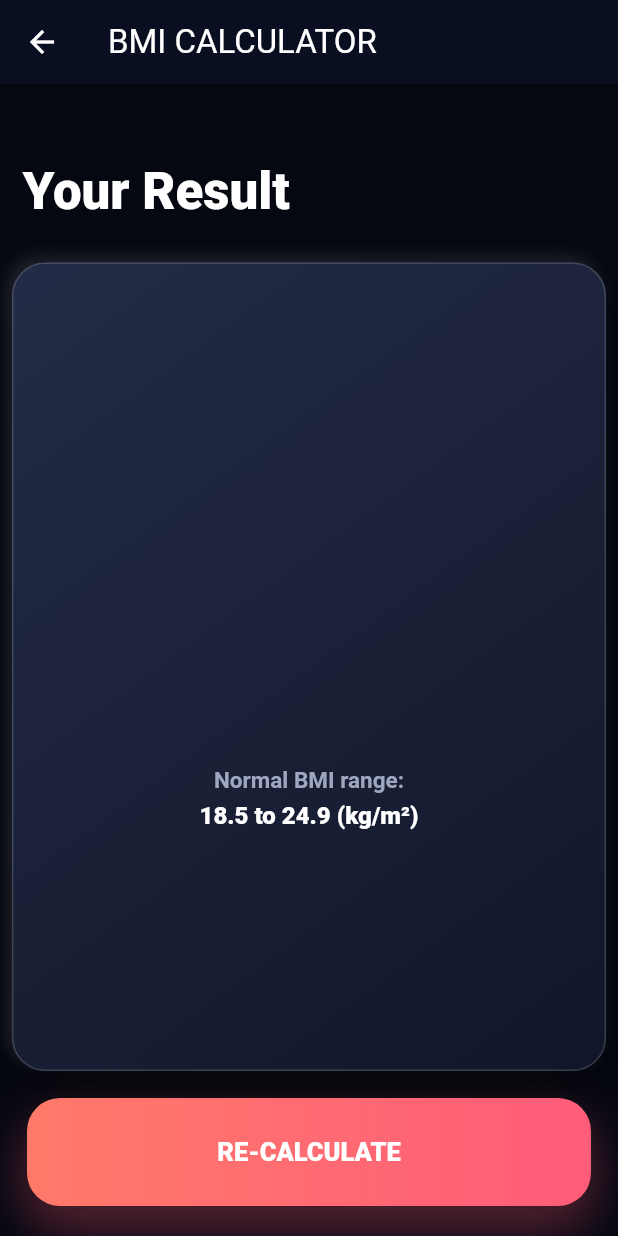
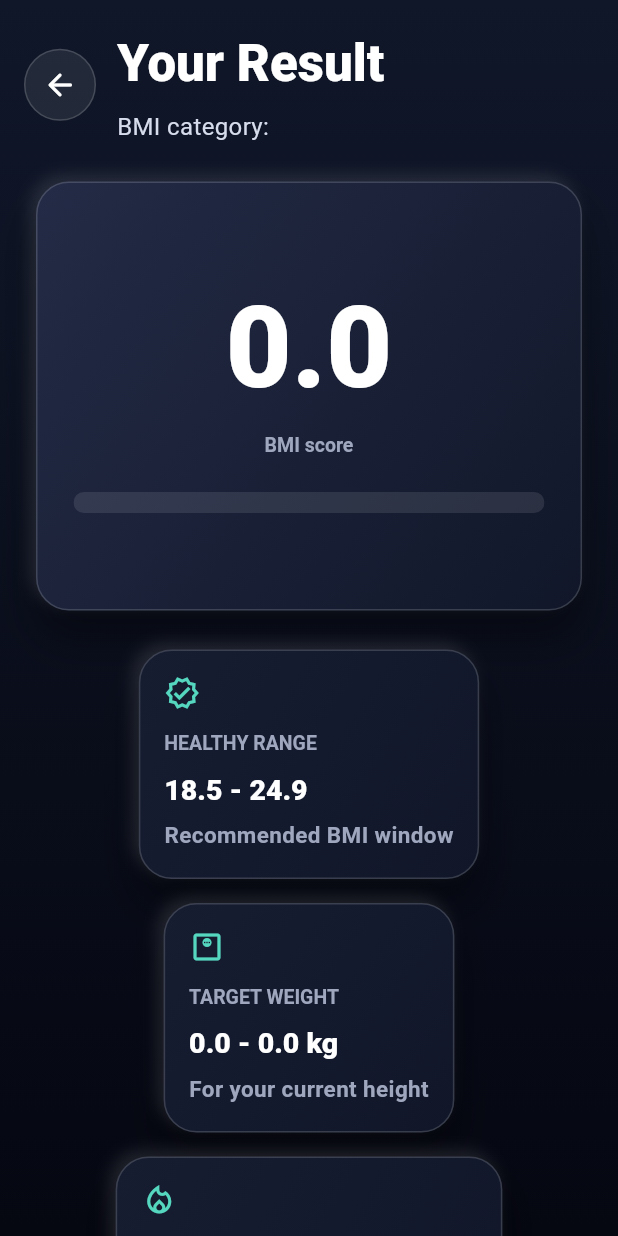
Before and after one commit to RensithUdara/bmi_calculator, a Flutter app: the ResultsPage screen opened directly with empty values, on a phone screen of 412 x 824 dp. Run offline on Flutter 3.47's test engine with Material 3 defaults, Android fonts, the phone set to English and light mode, and no system bars; our stand-ins replace font_awesome_flutter.

Commit message:
refactor: Revamp ResultsPage layout and structure for improved readability and user experience

```diff
--- a/lib/screens/results_page.dart
+++ b/lib/screens/results_page.dart
@@ -1,85 +1,271 @@
 import 'package:flutter/material.dart';
+import 'package:bmicalc/calculator_brain.dart';
+import 'package:bmicalc/components/bottom_button.dart';
+import 'package:bmicalc/components/reusable_card.dart';
 import 'package:bmicalc/constants.dart';
-import 'package:bmicalc/components/reusable_card.dart';
-import 'package:bmicalc/components/bottom_button.dart';
 
 class ResultsPage extends StatelessWidget {
-  const ResultsPage(
-      {Key? key,
-      required this.interpretation,
-      required this.bmiResult,
-      required this.resultText})
-      : super(key: key);
+  const ResultsPage({Key? key, required this.report}) : super(key: key);
 
-  final String bmiResult;
-  final String resultText;
-  final String interpretation;
+  final BMIReport report;
 
   @override
   Widget build(BuildContext context) {
     return Scaffold(
-      appBar: AppBar(
-        title: const Text('BMI CALCULATOR'),
-        backgroundColor: const Color(0xFF0A0E21),
+      body: Container(
+        decoration: const BoxDecoration(
+          gradient: LinearGradient(
+            begin: Alignment.topCenter,
+            end: Alignment.bottomCenter,
+            colors: [kBackgroundTop, kBackgroundBottom],
           ),
-      body: Column(
-        mainAxisAlignment: MainAxisAlignment.spaceEvenly,
+        ),
+        child: SafeArea(
+          child: SingleChildScrollView(
+            padding: const EdgeInsets.fromLTRB(16, 18, 16, 8),
+            child: Center(
+              child: ConstrainedBox(
+                constraints: const BoxConstraints(maxWidth: 820),
+                child: Column(
                   crossAxisAlignment: CrossAxisAlignment.stretch,
-        children: <Widget>[
-          Expanded(
-            child: Container(
-              padding: const EdgeInsets.all(15.0),
-              alignment: Alignment.bottomLeft,
-              child: const Text(
-                'Your Result',
-                style: kTitleTextStyle,
+                  children: [
+                    _ResultsHeader(category: report.category),
+                    const SizedBox(height: 18),
+                    _ScoreCard(report: report),
+                    const SizedBox(height: 10),
+                    _InsightGrid(report: report),
+                    const SizedBox(height: 10),
+                    _ActionCard(steps: report.actionSteps),
+                    BottomButton(
+                      buttonTitle: 'RE-CALCULATE',
+                      icon: Icons.arrow_back_rounded,
+                      onTap: () => Navigator.pop(context),
+                    ),
+                  ],
                 ),
               ),
             ),
+          ),
+        ),
+      ),
+    );
+  }
+}
+
+class _ResultsHeader extends StatelessWidget {
+  const _ResultsHeader({required this.category});
+
+  final String category;
+
+  @override
+  Widget build(BuildContext context) {
+    return Row(
+      children: [
+        RoundBackButton(onTap: () => Navigator.pop(context)),
+        const SizedBox(width: 14),
         Expanded(
-            flex: 5,
-            child: ReusableCard(
+          child: Column(
+            crossAxisAlignment: CrossAxisAlignment.start,
+            children: [
+              const Text('Your Result', style: kTitleTextStyle),
+              const SizedBox(height: 6),
+              Text('BMI category: $category', style: kBodyTextStyle),
+            ],
+          ),
+        ),
+      ],
+    );
+  }
+}
+
+class RoundBackButton extends StatelessWidget {
+  const RoundBackButton({Key? key, required this.onTap}) : super(key: key);
+
+  final VoidCallback onTap;
+
+  @override
+  Widget build(BuildContext context) {
+    return DecoratedBox(
+      decoration: BoxDecoration(
+        shape: BoxShape.circle,
+        color: Colors.white.withValues(alpha: 0.08),
+        border: Border.all(color: kCardBorderColor),
+      ),
+      child: IconButton(
+        tooltip: 'Back',
+        onPressed: onTap,
+        icon: const Icon(Icons.arrow_back_rounded),
+      ),
+    );
+  }
+}
+
+class _ScoreCard extends StatelessWidget {
+  const _ScoreCard({required this.report});
+
+  final BMIReport report;
+
+  @override
+  Widget build(BuildContext context) {
+    return ReusableCard(
       colour: kActiveCardColour,
+      padding: const EdgeInsets.all(24),
       cardChild: Column(
-                mainAxisAlignment: MainAxisAlignment.spaceEvenly,
-                crossAxisAlignment: CrossAxisAlignment.center,
-                children: <Widget>[
+        children: [
+          Text(report.category.toUpperCase(), style: kResultTextStyle),
+          const SizedBox(height: 6),
+          Text(report.bmiText, style: kBMITextStyle),
+          const Text('BMI score', style: kLabelTextStyle),
+          const SizedBox(height: 22),
+          ClipRRect(
+            borderRadius: BorderRadius.circular(999),
+            child: LinearProgressIndicator(
+              value: report.progress,
+              minHeight: 14,
+              backgroundColor: Colors.white.withValues(alpha: 0.10),
+              valueColor: const AlwaysStoppedAnimation<Color>(kAccentColorAlt),
+            ),
+          ),
+          const SizedBox(height: 18),
           Text(
-                    resultText.toUpperCase(),
-                    style: kResultTextStyle,
-                  ),
-                  Text(
-                    bmiResult,
-                    style: kBMITextStyle,
-                  ),
-                  RichText(
-                    textAlign: TextAlign.center,
-                    text: const TextSpan(
-                        text: 'Normal BMI range:\n',
-                        style: kCorrectTitleTextStyle,
-                        children: <TextSpan>[
-                          TextSpan(
-                              text: '18.5 to 24.9 (kg/m\u00B2)',
-                              style: kCorrectDataTextStyle),
-                        ]),
-                  ),
-                  Text(
-                    interpretation,
+            report.interpretation,
             textAlign: TextAlign.center,
             style: kBodyTextStyle,
           ),
         ],
       ),
+    );
+  }
+}
+
+class _InsightGrid extends StatelessWidget {
+  const _InsightGrid({required this.report});
+
+  final BMIReport report;
+
+  @override
+  Widget build(BuildContext context) {
+    return LayoutBuilder(
+      builder: (context, constraints) {
+        final isWide = constraints.maxWidth >= 620;
+        final cards = [
+          const _InsightCard(
+            icon: Icons.verified_outlined,
+            label: 'HEALTHY RANGE',
+            value: '18.5 - 24.9',
+            footnote: 'Recommended BMI window',
+          ),
+          _InsightCard(
+            icon: Icons.monitor_weight_outlined,
+            label: 'TARGET WEIGHT',
+            value: report.healthyWeightRange,
+            footnote: 'For your current height',
+          ),
+          _InsightCard(
+            icon: Icons.local_fire_department_outlined,
+            label: 'DAILY ENERGY',
+            value: '${report.maintenanceCalories} kcal',
+            footnote: 'Estimated maintenance calories',
+          ),
+        ];
+
+        if (isWide) {
+          return Row(
+            children: cards.map((card) => Expanded(child: card)).toList(),
+          );
+        }
+
+        return Column(children: cards);
+      },
+    );
+  }
+}
+
+class _InsightCard extends StatelessWidget {
+  const _InsightCard({
+    required this.icon,
+    required this.label,
+    required this.value,
+    required this.footnote,
+  });
+
+  final IconData icon;
+  final String label;
+  final String value;
+  final String footnote;
+
+  @override
+  Widget build(BuildContext context) {
+    return ReusableCard(
+      colour: kInactiveCardColour,
+      padding: const EdgeInsets.all(16),
+      cardChild: Column(
+        crossAxisAlignment: CrossAxisAlignment.start,
+        children: [
+          Icon(icon, color: kAccentColorAlt),
+          const SizedBox(height: 12),
+          Text(label, style: kLabelTextStyle),
+          const SizedBox(height: 8),
+          Text(
+            value,
+            style: const TextStyle(
+              fontSize: 19,
+              color: Colors.white,
+              fontWeight: FontWeight.w900,
+              letterSpacing: 0,
             ),
           ),
-          BottomButton(
-            buttonTitle: 'RE-CALCULATE',
-            onTap: () {
-              Navigator.pop(context);
-            },
-          )
+          const SizedBox(height: 6),
+          Text(footnote, style: kCorrectTitleTextStyle),
         ],
       ),
     );
   }
 }
+
+class _ActionCard extends StatelessWidget {
+  const _ActionCard({required this.steps});
+
+  final List<String> steps;
+
+  @override
+  Widget build(BuildContext context) {
+    return ReusableCard(
+      colour: kActiveCardColour,
+      padding: const EdgeInsets.all(20),
+      cardChild: Column(
+        crossAxisAlignment: CrossAxisAlignment.start,
+        children: [
+          const Text('NEXT BEST STEPS', style: kLabelTextStyle),
+          const SizedBox(height: 14),
+          ...steps.map(
+            (step) => Padding(
+              padding: const EdgeInsets.only(bottom: 12),
+              child: Row(
+                crossAxisAlignment: CrossAxisAlignment.start,
+                children: [
+                  Container(
+                    margin: const EdgeInsets.only(top: 3),
+                    height: 20,
+                    width: 20,
+                    decoration: const BoxDecoration(
+                      shape: BoxShape.circle,
+                      color: kAccentColorAlt,
+                    ),
+                    child: const Icon(
+                      Icons.check_rounded,
+                      size: 15,
+                      color: kBackgroundBottom,
+                    ),
+                  ),
+                  const SizedBox(width: 12),
+                  Expanded(child: Text(step, style: kBodyTextStyle)),
+                ],
+              ),
+            ),
+          ),
+        ],
+      ),
+    );
+  }
+}
```
Lines whose indentation alone changed are shown as unchanged.
